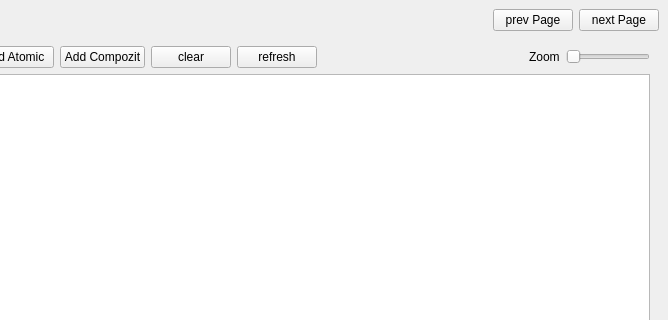
This is src/mainwindow.ui in JakubKomar/ICP-2021 as Qt 5 draws it before an edit; both pictures show x 302 to 970 and y 0 to 320 of the 970 by 744 pixel window. The edited form follows.
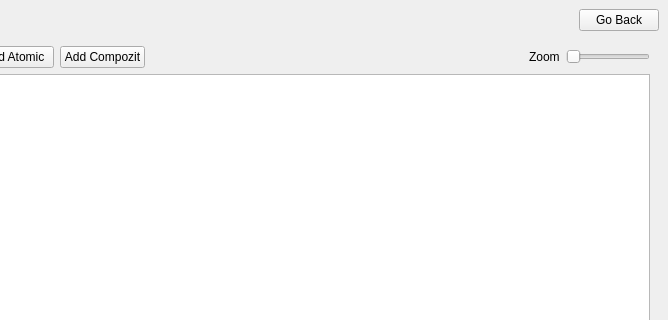
This is the edited form.

Commit message: widget logic + callbacks

Patch:
```diff
--- a/src/mainwindow.ui
+++ b/src/mainwindow.ui
@@ -33,14 +33,7 @@
       <item>
        <widget class="QPushButton" name="pushButton">
         <property name="text">
-         <string>prev Page</string>
-        </property>
-       </widget>
-      </item>
-      <item>
-       <widget class="QPushButton" name="pushButton_2">
-        <property name="text">
-         <string>next Page</string>
+         <string>Go Back</string>
         </property>
        </widget>
       </item>
@@ -92,20 +85,6 @@
               </property>
              </widget>
             </item>
-            <item>
-             <widget class="QPushButton" name="clear">
-              <property name="text">
-               <string>clear</string>
-              </property>
-             </widget>
-            </item>
-            <item>
-             <widget class="QPushButton" name="refresh">
-              <property name="text">
-               <string>refresh</string>
-              </property>
-             </widget>
-            </item>
             <item>
              <spacer name="horizontalSpacer_3">
               <property name="orientation">
```
Left out of the diff: 2 changed lines with no effect on the pictures. The commit also changes 4 other files.
